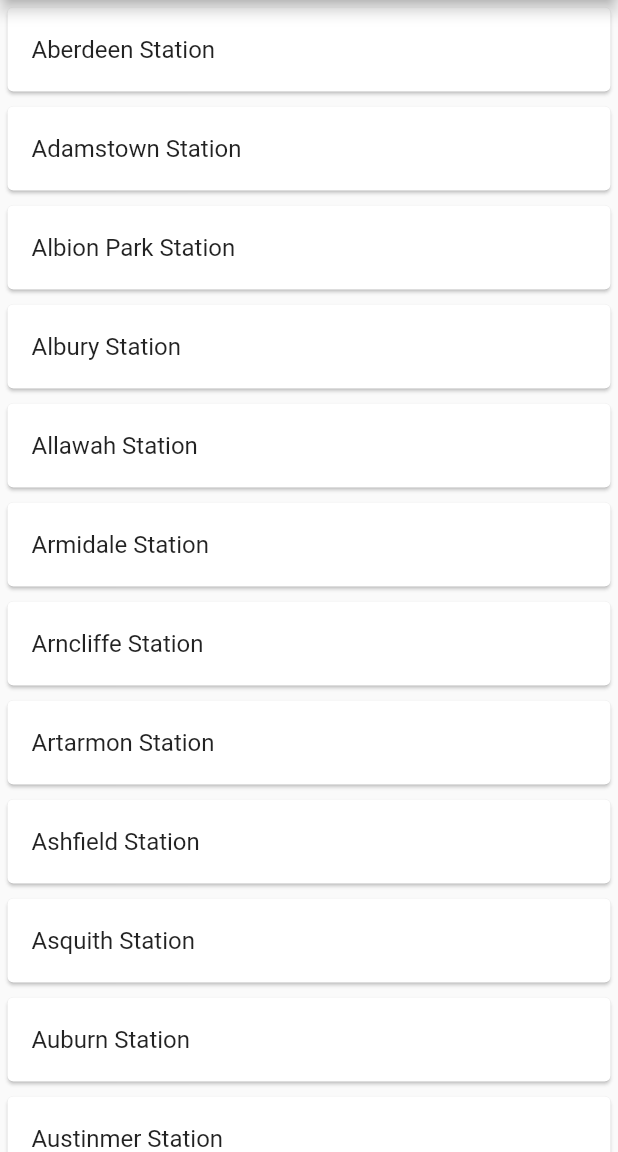
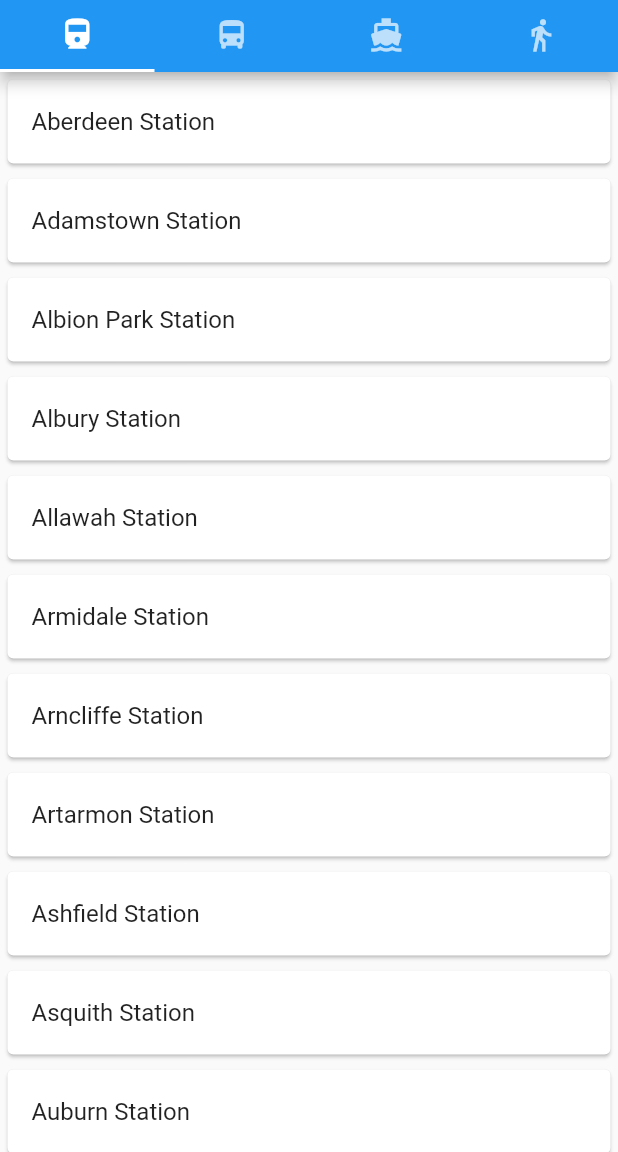
Before and after one commit to LachlanBWWright/Flutter_Timetable, a Flutter app: the NewTripScreen screen opened directly, on a phone screen of 412 x 824 dp, the part 84-1236 px from its top. Run offline on Flutter 3.47's test engine with Material 2 defaults, Android fonts, the phone set to English and light mode, and no system bars; our stand-ins replace csv, fixnum, shared_preferences, sqflite; missing offline and left inert: protobuf, shared_preferences_web; accounts and stored records are empty; network calls fail; key blocks and very long unbroken strings in the code were emptied for the run.

Commit message:
Implemented TabBar for new trip screen

```diff
--- a/lib/new_trip.dart
+++ b/lib/new_trip.dart
@@ -105,7 +105,6 @@ class _NewTripScreenState extends State<NewTripScreen> {
         stations.add(Station(
             name: '${location['disassembledName']}', id: '${location['id']}'));
       }
-      print(res.body);
       setState(() {
         _stationList = stations;
       });
@@ -123,13 +122,14 @@ class _NewTripScreenState extends State<NewTripScreen> {
       });
     });
 
-    print('TEST2');
     initDb();
   }
 
   @override
   Widget build(BuildContext context) {
-    return Scaffold(
+    return DefaultTabController(
+        length: 4,
+        child: Scaffold(
             appBar: AppBar(
               title: _isSearching
                   ? TextField(
@@ -186,8 +186,18 @@ class _NewTripScreenState extends State<NewTripScreen> {
                       },
                       icon: const Icon(Icons.arrow_forward))
               ],
+              bottom: const TabBar(
+                tabs: [
+                  Tab(icon: Icon(Icons.directions_train)),
+                  Tab(icon: Icon(Icons.directions_bus)),
+                  Tab(icon: Icon(Icons.directions_ferry)),
+                  Tab(icon: Icon(Icons.directions_walk)),
+                ],
               ),
-        body: Column(
+            ),
+            body: TabBarView(
+              children: [
+                Column(
                   children: [
                     if (_firstStation != '')
                       Stack(
@@ -238,7 +248,12 @@ class _NewTripScreenState extends State<NewTripScreen> {
                       ),
                     )
                   ],
-        ));
+                ),
+                const Text('Placeholder'),
+                const Text('Placeholder'),
+                const Text('Placeholder'),
+              ],
+            )));
   }
 }
 
```
Lines whose indentation alone changed are shown as unchanged.
